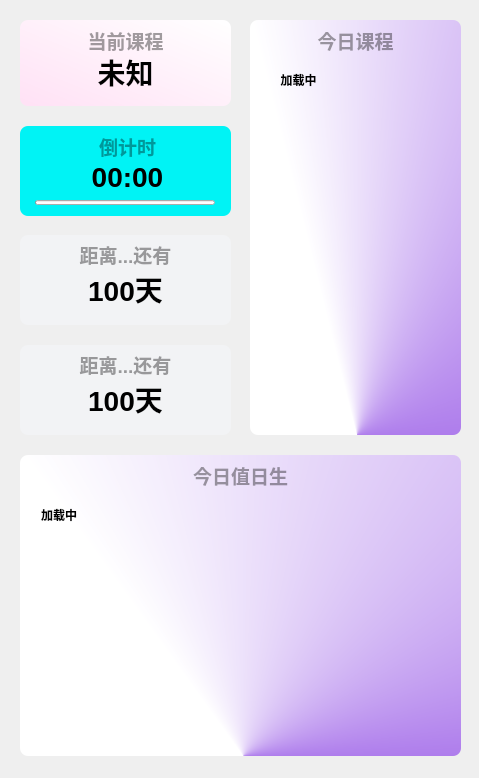
Before: the Qt Designer form Resource/ui/dp/class_dp2.ui in Yamikani-Flipped/LingYun-Class-Widgets, drawn with Qt 5.
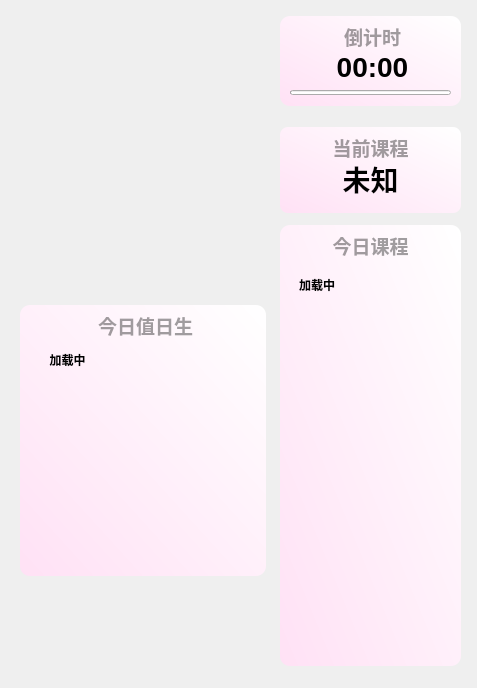
After: the same form once the commit is applied. Custom widgets are drawn as their Qt base class.

The edit to the form file:
```diff
--- a/Resource/ui/dp/class_dp2.ui
+++ b/Resource/ui/dp/class_dp2.ui
@@ -6,8 +6,8 @@
    <rect>
     <x>0</x>
     <y>0</y>
-    <width>479</width>
-    <height>778</height>
+    <width>477</width>
+    <height>688</height>
    </rect>
   </property>
   <property name="windowTitle">
@@ -16,9 +16,9 @@
   <widget class="TitleLabel" name="lingyun_class">
    <property name="geometry">
     <rect>
-     <x>20</x>
-     <y>53</y>
-     <width>211</width>
+     <x>280</x>
+     <y>160</y>
+     <width>181</width>
      <height>38</height>
     </rect>
    </property>
@@ -46,10 +46,10 @@
   <widget class="SmoothScrollArea" name="sd_scroll">
    <property name="geometry">
     <rect>
-     <x>260</x>
-     <y>60</y>
-     <width>191</width>
-     <height>361</height>
+     <x>280</x>
+     <y>265</y>
+     <width>181</width>
+     <height>401</height>
     </rect>
    </property>
    <property name="styleSheet">
@@ -63,8 +63,8 @@
      <rect>
       <x>0</x>
       <y>0</y>
-      <width>191</width>
-      <height>361</height>
+      <width>181</width>
+      <height>401</height>
      </rect>
     </property>
     <layout class="QVBoxLayout" name="verticalLayout_9">
@@ -92,7 +92,7 @@
         <widget class="StrongBodyLabel" name="class_ORD">
          <property name="maximumSize">
           <size>
-           <width>70</width>
+           <width>75</width>
            <height>16777215</height>
           </size>
          </property>
@@ -125,9 +125,9 @@
   <widget class="QLabel" name="lingyun_background">
    <property name="geometry">
     <rect>
-     <x>20</x>
-     <y>20</y>
-     <width>211</width>
+     <x>280</x>
+     <y>127</y>
+     <width>181</width>
      <height>86</height>
     </rect>
    </property>
@@ -146,9 +146,9 @@
   <widget class="QLabel" name="lingyun_Title">
    <property name="geometry">
     <rect>
-     <x>20</x>
-     <y>25</y>
-     <width>211</width>
+     <x>280</x>
+     <y>132</y>
+     <width>181</width>
      <height>31</height>
     </rect>
    </property>
@@ -177,9 +177,9 @@
   <widget class="TitleLabel" name="lingyun_down">
    <property name="geometry">
     <rect>
-     <x>22</x>
-     <y>158</y>
-     <width>211</width>
+     <x>282</x>
+     <y>48</y>
+     <width>181</width>
      <height>38</height>
     </rect>
    </property>
@@ -201,9 +201,9 @@
   <widget class="ProgressBar" name="lingyun_Bar">
    <property name="geometry">
     <rect>
-     <x>35</x>
-     <y>200</y>
-     <width>180</width>
+     <x>290</x>
+     <y>90</y>
+     <width>161</width>
      <height>5</height>
     </rect>
    </property>
@@ -235,15 +235,16 @@
   <widget class="QLabel" name="todayclass_background">
    <property name="geometry">
     <rect>
-     <x>250</x>
-     <y>20</y>
-     <width>211</width>
-     <height>415</height>
+     <x>280</x>
+     <y>225</y>
+     <width>181</width>
+     <height>441</height>
     </rect>
    </property>
    <property name="styleSheet">
-    <string notr="true">background-color: qconicalgradient(cx:0.506, cy:1, angle:202.5, stop:0.255682 rgba(129, 52, 225, 255), stop:0.761364 rgba(255, 255, 255, 255));
-border-radius: 8px</string>
+    <string notr="true">background-color: qlineargradient(spread:pad, x1:0, y1:1, x2:1, y2:0, stop:0 rgba(255, 225, 245, 255), stop:1 rgba(255, 255, 255, 255));
+
+border-radius: 10px</string>
    </property>
    <property name="text">
     <string/>
@@ -252,9 +253,9 @@
   <widget class="QLabel" name="todayclass_Title">
    <property name="geometry">
     <rect>
-     <x>250</x>
-     <y>25</y>
-     <width>211</width>
+     <x>280</x>
+     <y>230</y>
+     <width>181</width>
      <height>31</height>
     </rect>
    </property>
@@ -283,15 +284,16 @@
   <widget class="QLabel" name="lingyun_background_2">
    <property name="geometry">
     <rect>
-     <x>20</x>
-     <y>126</y>
-     <width>211</width>
+     <x>280</x>
+     <y>16</y>
+     <width>181</width>
      <height>90</height>
     </rect>
    </property>
    <property name="styleSheet">
-    <string notr="true">background-color: rgba(0, 243, 245, 255);
-border-radius: 8px</string>
+    <string notr="true">background-color: qlineargradient(spread:pad, x1:0, y1:1, x2:1, y2:0, stop:0 rgba(255, 225, 245, 255), stop:1 rgba(255, 255, 255, 255));
+
+border-radius: 10px</string>
    </property>
    <property name="text">
     <string/>
@@ -300,9 +302,9 @@
   <widget class="QLabel" name="lingyun_Title_2">
    <property name="geometry">
     <rect>
-     <x>22</x>
-     <y>131</y>
-     <width>211</width>
+     <x>282</x>
+     <y>21</y>
+     <width>181</width>
      <height>31</height>
     </rect>
    </property>
@@ -328,85 +330,13 @@
     <set>Qt::AlignCenter</set>
    </property>
   </widget>
-  <widget class="QLabel" name="lingyun_Title_lendown">
-   <property name="geometry">
-    <rect>
-     <x>20</x>
-     <y>239</y>
-     <width>211</width>
-     <height>31</height>
-    </rect>
-   </property>
-   <property name="font">
-    <font>
-     <family>Microsoft YaHei UI</family>
-     <pointsize>14</pointsize>
-     <weight>75</weight>
-     <bold>true</bold>
-    </font>
-   </property>
-   <property name="styleSheet">
-    <string notr="true">color: rgba(0, 0, 0, 95);
-font-weight: bold;</string>
-   </property>
-   <property name="text">
-    <string>距离...还有</string>
-   </property>
-   <property name="textFormat">
-    <enum>Qt::PlainText</enum>
-   </property>
-   <property name="alignment">
-    <set>Qt::AlignCenter</set>
-   </property>
-  </widget>
-  <widget class="TitleLabel" name="lingyun_lendown">
-   <property name="geometry">
-    <rect>
-     <x>20</x>
-     <y>270</y>
-     <width>211</width>
-     <height>38</height>
-    </rect>
-   </property>
-   <property name="font">
-    <font>
-     <family>Microsoft YaHei UI</family>
-     <pointsize>21</pointsize>
-     <weight>75</weight>
-     <bold>true</bold>
-    </font>
-   </property>
-   <property name="text">
-    <string>100天</string>
-   </property>
-   <property name="alignment">
-    <set>Qt::AlignCenter</set>
-   </property>
-  </widget>
-  <widget class="QLabel" name="lingyun_background_3">
-   <property name="geometry">
-    <rect>
-     <x>20</x>
-     <y>235</y>
-     <width>211</width>
-     <height>90</height>
-    </rect>
-   </property>
-   <property name="styleSheet">
-    <string notr="true">background-color: rgba(242, 243, 245, 255);
-border-radius: 8px</string>
-   </property>
-   <property name="text">
-    <string/>
-   </property>
-  </widget>
   <widget class="SmoothScrollArea" name="sd_scroll_2">
    <property name="geometry">
     <rect>
-     <x>30</x>
-     <y>495</y>
-     <width>421</width>
-     <height>251</height>
+     <x>20</x>
+     <y>340</y>
+     <width>246</width>
+     <height>231</height>
     </rect>
    </property>
    <property name="styleSheet">
@@ -420,8 +350,8 @@
      <rect>
       <x>0</x>
       <y>0</y>
-      <width>421</width>
-      <height>251</height>
+      <width>246</width>
+      <height>231</height>
      </rect>
     </property>
     <layout class="QVBoxLayout" name="verticalLayout_10">
@@ -449,7 +379,7 @@
         <widget class="StrongBodyLabel" name="duty_project_widget">
          <property name="maximumSize">
           <size>
-           <width>140</width>
+           <width>95</width>
            <height>16777215</height>
           </size>
          </property>
@@ -457,7 +387,7 @@
           <string>&lt;html&gt;&lt;head/&gt;&lt;body&gt;&lt;p&gt;&lt;span style=&quot; font-weight:600;&quot;&gt;加载中&lt;/span&gt;&lt;/p&gt;&lt;/body&gt;&lt;/html&gt;</string>
          </property>
          <property name="alignment">
-          <set>Qt::AlignLeading|Qt::AlignLeft|Qt::AlignTop</set>
+          <set>Qt::AlignHCenter|Qt::AlignTop</set>
          </property>
         </widget>
        </item>
@@ -470,7 +400,7 @@
           <string>&lt;html&gt;&lt;head/&gt;&lt;body&gt;&lt;p&gt;&lt;br/&gt;&lt;/p&gt;&lt;/body&gt;&lt;/html&gt;</string>
          </property>
          <property name="alignment">
-          <set>Qt::AlignLeading|Qt::AlignLeft|Qt::AlignTop</set>
+          <set>Qt::AlignHCenter|Qt::AlignTop</set>
          </property>
         </widget>
        </item>
@@ -483,8 +413,8 @@
    <property name="geometry">
     <rect>
      <x>20</x>
-     <y>460</y>
-     <width>441</width>
+     <y>310</y>
+     <width>251</width>
      <height>31</height>
     </rect>
    </property>
@@ -514,91 +444,20 @@
    <property name="geometry">
     <rect>
      <x>20</x>
-     <y>455</y>
-     <width>441</width>
-     <height>301</height>
+     <y>305</y>
+     <width>246</width>
+     <height>271</height>
     </rect>
    </property>
    <property name="styleSheet">
-    <string notr="true">background-color: qconicalgradient(cx:0.506, cy:1, angle:202.5, stop:0.255682 rgba(129, 52, 225, 255), stop:0.761364 rgba(255, 255, 255, 255));
-border-radius: 8px</string>
+    <string notr="true">background-color: qlineargradient(spread:pad, x1:0, y1:1, x2:1, y2:0, stop:0 rgba(255, 225, 245, 255), stop:1 rgba(255, 255, 255, 255));
+
+border-radius: 10px</string>
    </property>
    <property name="text">
     <string/>
    </property>
   </widget>
-  <widget class="QLabel" name="lingyun_background_4">
-   <property name="geometry">
-    <rect>
-     <x>20</x>
-     <y>345</y>
-     <width>211</width>
-     <height>90</height>
-    </rect>
-   </property>
-   <property name="styleSheet">
-    <string notr="true">background-color: rgba(242, 243, 245, 255);
-border-radius: 8px</string>
-   </property>
-   <property name="text">
-    <string/>
-   </property>
-  </widget>
-  <widget class="QLabel" name="lingyun_Title_4">
-   <property name="geometry">
-    <rect>
-     <x>20</x>
-     <y>349</y>
-     <width>211</width>
-     <height>31</height>
-    </rect>
-   </property>
-   <property name="font">
-    <font>
-     <family>Microsoft YaHei UI</family>
-     <pointsize>14</pointsize>
-     <weight>75</weight>
-     <bold>true</bold>
-    </font>
-   </property>
-   <property name="styleSheet">
-    <string notr="true">color: rgba(0, 0, 0, 95);
-font-weight: bold;</string>
-   </property>
-   <property name="text">
-    <string>距离...还有</string>
-   </property>
-   <property name="textFormat">
-    <enum>Qt::PlainText</enum>
-   </property>
-   <property name="alignment">
-    <set>Qt::AlignCenter</set>
-   </property>
-  </widget>
-  <widget class="TitleLabel" name="lingyun_down_3">
-   <property name="geometry">
-    <rect>
-     <x>20</x>
-     <y>380</y>
-     <width>211</width>
-     <height>38</height>
-    </rect>
-   </property>
-   <property name="font">
-    <font>
-     <family>Microsoft YaHei UI</family>
-     <pointsize>21</pointsize>
-     <weight>75</weight>
-     <bold>true</bold>
-    </font>
-   </property>
-   <property name="text">
-    <string>100天</string>
-   </property>
-   <property name="alignment">
-    <set>Qt::AlignCenter</set>
-   </property>
-  </widget>
   <zorder>duty_background</zorder>
   <zorder>lingyun_background_3</zorder>
   <zorder>todayclass_background</zorder>
```
Left out of the diff: 6 changed lines with no effect on the pictures.
